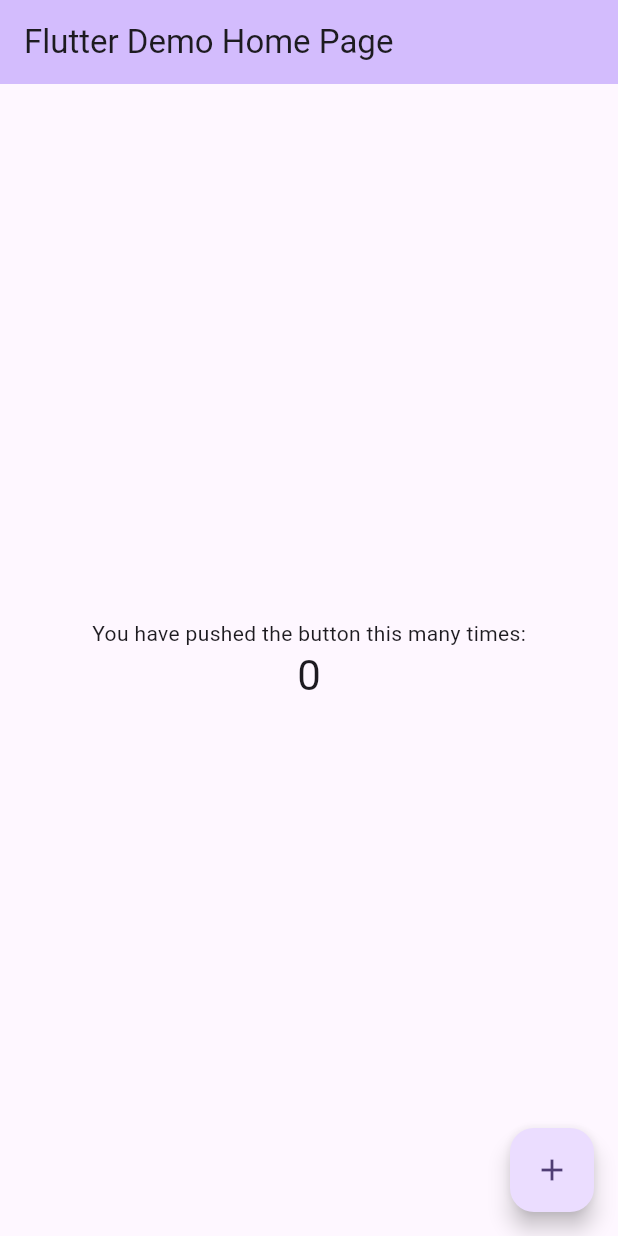
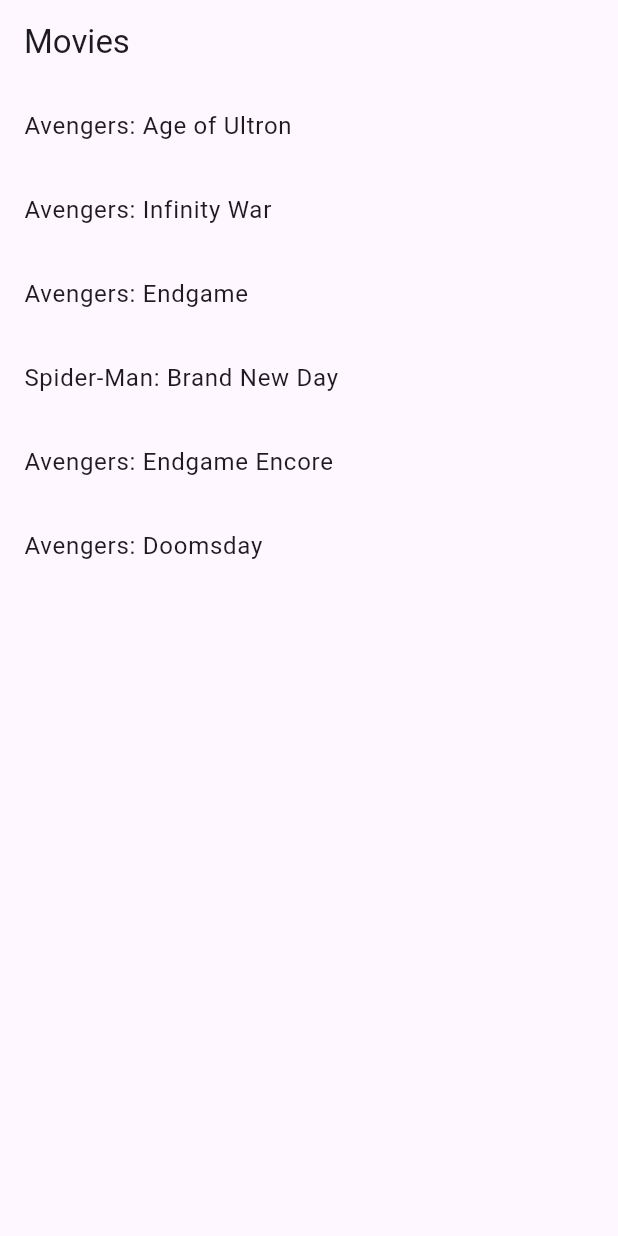
Before and after one commit to alihassanbalochdev/showtime_movie_app, a Flutter app: the screen it shows after launch, on a phone screen of 412 x 824 dp. Run offline on Flutter 3.47's test engine with Material 3 defaults, Android fonts, the phone set to English and light mode, and no system bars.

Commit message:
ShowTime Movie App

```diff
--- /dev/null
+++ b/devtools_options.yaml
@@ -0,0 +1,3 @@
+description: This file stores settings for Dart & Flutter DevTools.
+documentation: https://docs.flutter.dev/tools/devtools/extensions#configure-extension-enablement-states
+extensions:
--- a/lib/main.dart
+++ b/lib/main.dart
@@ -7,115 +7,50 @@
 class MyApp extends StatelessWidget {
   const MyApp({super.key});
 
-  // This widget is the root of your application.
   @override
   Widget build(BuildContext context) {
     return MaterialApp(
-      title: 'Flutter Demo',
+      title: 'ShowTime App',
+      debugShowCheckedModeBanner: false,
       theme: ThemeData(
-        // This is the theme of your application.
-        //
-        // TRY THIS: Try running your application with "flutter run". You'll see
-        // the application has a purple toolbar. Then, without quitting the app,
-        // try changing the seedColor in the colorScheme below to Colors.green
-        // and then invoke "hot reload" (save your changes or press the "hot
-        // reload" button in a Flutter-supported IDE, or press "r" if you used
-        // the command line to start the app).
-        //
-        // Notice that the counter didn't reset back to zero; the application
-        // state is not lost during the reload. To reset the state, use hot
-        // restart instead.
-        //
-        // This works for code too, not just values: Most code changes can be
-        // tested with just a hot reload.
-        colorScheme: .fromSeed(seedColor: Colors.deepPurple),
+        colorScheme: ColorScheme.fromSeed(seedColor: Colors.deepPurple), // Fixed missing class reference
+        useMaterial3: true,
       ),
-      home: const MyHomePage(title: 'Flutter Demo Home Page'),
+      home: const Home(), // Fixed from Placeholder() to your custom Home widget
     );
   }
 }
 
-class MyHomePage extends StatefulWidget {
-  const MyHomePage({super.key, required this.title});
-
-  // This widget is the home page of your application. It is stateful, meaning
-  // that it has a State object (defined below) that contains fields that affect
-  // how it looks.
-
-  // This class is the configuration for the state. It holds the values (in this
-  // case the title) provided by the parent (in this case the App widget) and
-  // used by the build method of the State. Fields in a Widget subclass are
-  // always marked "final".
-
-  final String title;
+class Home extends StatefulWidget {
+  const Home({super.key});
 
   @override
-  State<MyHomePage> createState() => _MyHomePageState();
+  State<Home> createState() => _HomeState();
 }
 
-class _MyHomePageState extends State<MyHomePage> {
-  int _counter = 0;
-
-  void _incrementCounter() {
-    setState(() {
-      // This call to setState tells the Flutter framework that something has
-      // changed in this State, which causes it to rerun the build method below
-      // so that the display can reflect the updated values. If we changed
-      // _counter without calling setState(), then the build method would not be
-      // called again, and so nothing would appear to happen.
-      _counter++;
-    });
-  }
+class _HomeState extends State<Home> {
+  final _movieList = <String>[
+    "Avengers: Age of Ultron",
+    "Avengers: Infinity War",
+    "Avengers: Endgame",
+    "Spider-Man: Brand New Day",
+    "Avengers: Endgame Encore",
+    "Avengers: Doomsday",
+  ];
 
   @override
   Widget build(BuildContext context) {
-    // This method is rerun every time setState is called, for instance as done
-    // by the _incrementCounter method above.
-    //
-    // The Flutter framework has been optimized to make rerunning build methods
-    // fast, so that you can just rebuild anything that needs updating rather
-    // than having to individually change instances of widgets.
     return Scaffold(
       appBar: AppBar(
-        // TRY THIS: Try changing the color here to a specific color (to
-        // Colors.amber, perhaps?) and trigger a hot reload to see the AppBar
-        // change color while the other colors stay the same.
-        backgroundColor: Theme.of(context).colorScheme.inversePrimary,
-        // Here we take the value from the MyHomePage object that was created by
-        // the App.build method, and use it to set our appbar title.
-        title: Text(widget.title),
+        title: const Text('Movies'),
       ),
-      body: Center(
-        // Center is a layout widget. It takes a single child and positions it
-        // in the middle of the parent.
-        child: Column(
-          // Column is also a layout widget. It takes a list of children and
-          // arranges them vertically. By default, it sizes itself to fit its
-          // children horizontally, and tries to be as tall as its parent.
-          //
-          // Column has various properties to control how it sizes itself and
-          // how it positions its children. Here we use mainAxisAlignment to
-          // center the children vertically; the main axis here is the vertical
-          // axis because Columns are vertical (the cross axis would be
-          // horizontal).
-          //
-          // TRY THIS: Invoke "debug painting" (choose the "Toggle Debug Paint"
-          // action in the IDE, or press "p" in the console), to see the
-          // wireframe for each widget.
-          mainAxisAlignment: .center,
-          children: [
-            const Text('You have pushed the button this many times:'),
-            Text(
-              '$_counter',
-              style: Theme.of(context).textTheme.headlineMedium,
-            ),
-          ],
-        ),
-      ),
-      floatingActionButton: FloatingActionButton(
-        onPressed: _incrementCounter,
-        tooltip: 'Increment',
-        child: const Icon(Icons.add),
+      body: ListView.builder(
+        itemCount: _movieList.length,
+        itemBuilder: (context, index) {
+          return ListTile(
+            title: Text(_movieList[index]), // Fixed to display items from the list using the index
+          );
+        },
       ),
     );
   }
```
Also changed, not shown: pubspec.yaml (+4 -7 lines), pubspec.lock.
